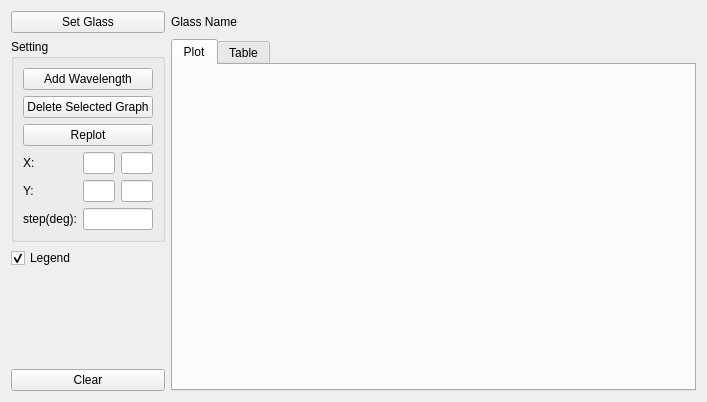
The window that src/dndt_plot_form.ui (nickorzha/glass-plotter) describes before a commit, drawn with Qt 5.
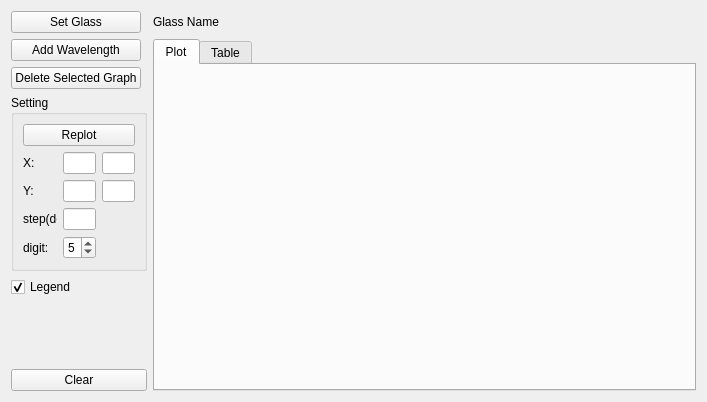
The same window after the commit. Custom widgets are drawn as their Qt base class.

```diff
--- a/src/dndt_plot_form.ui
+++ b/src/dndt_plot_form.ui
@@ -14,15 +14,15 @@
    <string>Form</string>
   </property>
   <layout class="QGridLayout" name="gridLayout">
-   <item row="1" column="1">
+   <item row="1" column="2">
     <widget class="QLabel" name="label_GlassName">
      <property name="text">
       <string>Glass Name</string>
      </property>
     </widget>
    </item>
-   <item row="1" column="0">
-    <widget class="QPushButton" name="pushButton_SetGlass">
+   <item row="3" column="0">
+    <widget class="QPushButton" name="pushButton_DeleteGraph">
      <property name="sizePolicy">
       <sizepolicy hsizetype="Minimum" vsizetype="Fixed">
        <horstretch>0</horstretch>
@@ -30,14 +30,27 @@
       </sizepolicy>
      </property>
      <property name="text">
-      <string>Set Glass</string>
+      <string>Delete Selected Graph</string>
      </property>
     </widget>
    </item>
    <item row="2" column="0">
+    <widget class="QPushButton" name="pushButton_AddGraph">
+     <property name="sizePolicy">
+      <sizepolicy hsizetype="Minimum" vsizetype="Fixed">
+       <horstretch>0</horstretch>
+       <verstretch>0</verstretch>
+      </sizepolicy>
+     </property>
+     <property name="text">
+      <string>Add Wavelength</string>
+     </property>
+    </widget>
+   </item>
+   <item row="4" column="0" colspan="2">
     <widget class="QGroupBox" name="groupBox">
      <property name="sizePolicy">
-      <sizepolicy hsizetype="Fixed" vsizetype="Preferred">
+      <sizepolicy hsizetype="Ignored" vsizetype="Preferred">
        <horstretch>0</horstretch>
        <verstretch>0</verstretch>
       </sizepolicy>
@@ -46,10 +59,30 @@
       <string>Setting</string>
      </property>
      <layout class="QGridLayout" name="gridLayout_2">
-      <item row="4" column="1">
+      <item row="5" column="2">
+       <widget class="QLineEdit" name="lineEdit_Xmax">
+        <property name="sizePolicy">
+         <sizepolicy hsizetype="Minimum" vsizetype="Fixed">
+          <horstretch>0</horstretch>
+          <verstretch>0</verstretch>
+         </sizepolicy>
+        </property>
+       </widget>
+      </item>
+      <item row="6" column="2">
+       <widget class="QLineEdit" name="lineEdit_Ymax">
+        <property name="sizePolicy">
+         <sizepolicy hsizetype="Fixed" vsizetype="Fixed">
+          <horstretch>0</horstretch>
+          <verstretch>0</verstretch>
+         </sizepolicy>
+        </property>
+       </widget>
+      </item>
+      <item row="5" column="1">
        <widget class="QLineEdit" name="lineEdit_Xmin">
         <property name="sizePolicy">
-         <sizepolicy hsizetype="Ignored" vsizetype="Fixed">
+         <sizepolicy hsizetype="Fixed" vsizetype="Fixed">
           <horstretch>0</horstretch>
           <verstretch>0</verstretch>
          </sizepolicy>
@@ -57,36 +90,6 @@
        </widget>
       </item>
       <item row="5" column="0">
-       <widget class="QLabel" name="label_Y">
-        <property name="text">
-         <string>Y:</string>
-        </property>
-       </widget>
-      </item>
-      <item row="2" column="0" colspan="3">
-       <widget class="QPushButton" name="pushButton_DeleteGraph">
-        <property name="sizePolicy">
-         <sizepolicy hsizetype="Minimum" vsizetype="Fixed">
-          <horstretch>0</horstretch>
-          <verstretch>0</verstretch>
-         </sizepolicy>
-        </property>
-        <property name="text">
-         <string>Delete Selected Graph</string>
-        </property>
-       </widget>
-      </item>
-      <item row="5" column="1">
-       <widget class="QLineEdit" name="lineEdit_Ymin">
-        <property name="sizePolicy">
-         <sizepolicy hsizetype="Ignored" vsizetype="Fixed">
-          <horstretch>0</horstretch>
-          <verstretch>0</verstretch>
-         </sizepolicy>
-        </property>
-       </widget>
-      </item>
-      <item row="4" column="0">
        <widget class="QLabel" name="label_X">
         <property name="sizePolicy">
          <sizepolicy hsizetype="Fixed" vsizetype="Preferred">
@@ -99,17 +102,17 @@
         </property>
        </widget>
       </item>
-      <item row="5" column="2">
-       <widget class="QLineEdit" name="lineEdit_Ymax">
+      <item row="6" column="1">
+       <widget class="QLineEdit" name="lineEdit_Ymin">
         <property name="sizePolicy">
-         <sizepolicy hsizetype="Ignored" vsizetype="Fixed">
+         <sizepolicy hsizetype="Minimum" vsizetype="Fixed">
           <horstretch>0</horstretch>
           <verstretch>0</verstretch>
          </sizepolicy>
         </property>
        </widget>
       </item>
-      <item row="3" column="0" colspan="3">
+      <item row="4" column="0" colspan="3">
        <widget class="QPushButton" name="pushButton_SetAxis">
         <property name="sizePolicy">
          <sizepolicy hsizetype="Minimum" vsizetype="Fixed">
@@ -122,30 +125,14 @@
         </property>
        </widget>
       </item>
-      <item row="4" column="2">
-       <widget class="QLineEdit" name="lineEdit_Xmax">
-        <property name="sizePolicy">
-         <sizepolicy hsizetype="Ignored" vsizetype="Fixed">
-          <horstretch>0</horstretch>
-          <verstretch>0</verstretch>
-         </sizepolicy>
-        </property>
-       </widget>
-      </item>
-      <item row="1" column="0" colspan="3">
-       <widget class="QPushButton" name="pushButton_AddGraph">
-        <property name="sizePolicy">
-         <sizepolicy hsizetype="Minimum" vsizetype="Fixed">
-          <horstretch>0</horstretch>
-          <verstretch>0</verstretch>
-         </sizepolicy>
-        </property>
-        <property name="text">
-         <string>Add Wavelength</string>
-        </property>
-       </widget>
-      </item>
       <item row="6" column="0">
+       <widget class="QLabel" name="label_Y">
+        <property name="text">
+         <string>Y:</string>
+        </property>
+       </widget>
+      </item>
+      <item row="7" column="0">
        <widget class="QLabel" name="label">
         <property name="sizePolicy">
          <sizepolicy hsizetype="Fixed" vsizetype="Preferred">
@@ -158,20 +145,43 @@
         </property>
        </widget>
       </item>
-      <item row="6" column="1" colspan="2">
+      <item row="8" column="0">
+       <widget class="QLabel" name="label_2">
+        <property name="sizePolicy">
+         <sizepolicy hsizetype="Fixed" vsizetype="Preferred">
+          <horstretch>0</horstretch>
+          <verstretch>0</verstretch>
+         </sizepolicy>
+        </property>
+        <property name="text">
+         <string>digit:</string>
+        </property>
+       </widget>
+      </item>
+      <item row="7" column="1">
        <widget class="QLineEdit" name="lineEdit_PlotStep">
         <property name="sizePolicy">
-         <sizepolicy hsizetype="Ignored" vsizetype="Fixed">
+         <sizepolicy hsizetype="Minimum" vsizetype="Fixed">
           <horstretch>0</horstretch>
           <verstretch>0</verstretch>
          </sizepolicy>
         </property>
        </widget>
       </item>
+      <item row="8" column="1">
+       <widget class="QSpinBox" name="spinBox_Digit">
+        <property name="minimum">
+         <number>1</number>
+        </property>
+        <property name="value">
+         <number>5</number>
+        </property>
+       </widget>
+      </item>
      </layout>
     </widget>
    </item>
-   <item row="3" column="0">
+   <item row="5" column="0" colspan="2">
     <widget class="QCheckBox" name="checkBox_Legend">
      <property name="text">
       <string>Legend</string>
@@ -181,7 +191,14 @@
      </property>
     </widget>
    </item>
-   <item row="4" column="0">
+   <item row="10" column="0" colspan="2">
+    <widget class="QPushButton" name="pushButton_Clear">
+     <property name="text">
+      <string>Clear</string>
+     </property>
+    </widget>
+   </item>
+   <item row="6" column="0" rowspan="3">
     <spacer name="verticalSpacer">
      <property name="orientation">
       <enum>Qt::Vertical</enum>
@@ -194,14 +211,20 @@
      </property>
     </spacer>
    </item>
-   <item row="5" column="0">
-    <widget class="QPushButton" name="pushButton_Clear">
+   <item row="1" column="0">
+    <widget class="QPushButton" name="pushButton_SetGlass">
+     <property name="sizePolicy">
+      <sizepolicy hsizetype="Minimum" vsizetype="Fixed">
+       <horstretch>0</horstretch>
+       <verstretch>0</verstretch>
+      </sizepolicy>
+     </property>
      <property name="text">
-      <string>Clear</string>
+      <string>Set Glass</string>
      </property>
     </widget>
    </item>
-   <item row="2" column="1" rowspan="4">
+   <item row="2" column="2" rowspan="9">
     <widget class="QTabWidget" name="tabWidget">
      <property name="currentIndex">
       <number>0</number>
```
